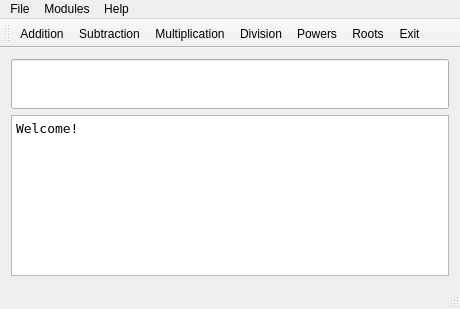
Before: the Qt Designer form mainwindow.ui in RealGrep/QMentat, drawn with Qt 5.
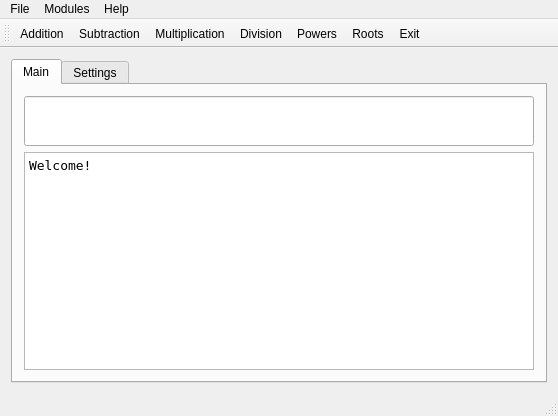
After: the same form once the commit is applied. Icons and pictures are not drawn.

```diff
--- a/mainwindow.ui
+++ b/mainwindow.ui
@@ -6,8 +6,8 @@
    <rect>
     <x>0</x>
     <y>0</y>
-    <width>460</width>
-    <height>309</height>
+    <width>558</width>
+    <height>416</height>
    </rect>
   </property>
   <property name="windowTitle">
@@ -24,7 +24,41 @@
    <layout class="QHBoxLayout" name="horizontalLayout">
     <item>
      <layout class="QGridLayout" name="gridLayout">
-      <item row="2" column="0">
+      <item row="0" column="0">
+       <widget class="QTabWidget" name="tabWidget">
+        <property name="currentIndex">
+         <number>0</number>
+        </property>
+        <widget class="QWidget" name="mainTab">
+         <attribute name="title">
+          <string>Main</string>
+         </attribute>
+         <layout class="QVBoxLayout" name="verticalLayout">
+          <item>
+           <layout class="QVBoxLayout" name="displayPane"/>
+          </item>
+          <item>
+           <widget class="QLineEdit" name="lineEdit">
+            <property name="font">
+             <font>
+              <family>Arial</family>
+              <pointsize>28</pointsize>
+              <weight>75</weight>
+              <bold>true</bold>
+             </font>
+            </property>
+            <property name="inputMethodHints">
+             <set>Qt::ImhDigitsOnly</set>
+            </property>
+            <property name="text">
+             <string/>
+            </property>
+            <property name="alignment">
+             <set>Qt::AlignRight|Qt::AlignTrailing|Qt::AlignVCenter</set>
+            </property>
+           </widget>
+          </item>
+          <item>
        <widget class="QTextEdit" name="textEdit">
         <property name="sizePolicy">
          <sizepolicy hsizetype="Expanding" vsizetype="Preferred">
@@ -56,29 +90,15 @@
         </property>
        </widget>
       </item>
-      <item row="1" column="0">
-       <widget class="QLineEdit" name="lineEdit">
-        <property name="font">
-         <font>
-          <family>Arial</family>
-          <pointsize>28</pointsize>
-          <weight>75</weight>
-          <bold>true</bold>
-         </font>
-        </property>
-        <property name="inputMethodHints">
-         <set>Qt::ImhDigitsOnly</set>
-        </property>
-        <property name="text">
-         <string/>
-        </property>
-        <property name="alignment">
-         <set>Qt::AlignRight|Qt::AlignTrailing|Qt::AlignVCenter</set>
-        </property>
-       </widget>
-      </item>
-      <item row="0" column="0">
-       <layout class="QVBoxLayout" name="displayPane"/>
+         </layout>
+        </widget>
+        <widget class="QWidget" name="settingsTab">
+         <attribute name="title">
+          <string>Settings</string>
+         </attribute>
+         <layout class="QVBoxLayout" name="verticalLayout_2"/>
+        </widget>
+       </widget>
       </item>
      </layout>
     </item>
@@ -89,7 +109,7 @@
     <rect>
      <x>0</x>
      <y>0</y>
-     <width>460</width>
+     <width>558</width>
      <height>23</height>
     </rect>
    </property>
```
Lines whose indentation alone changed are shown as unchanged.
